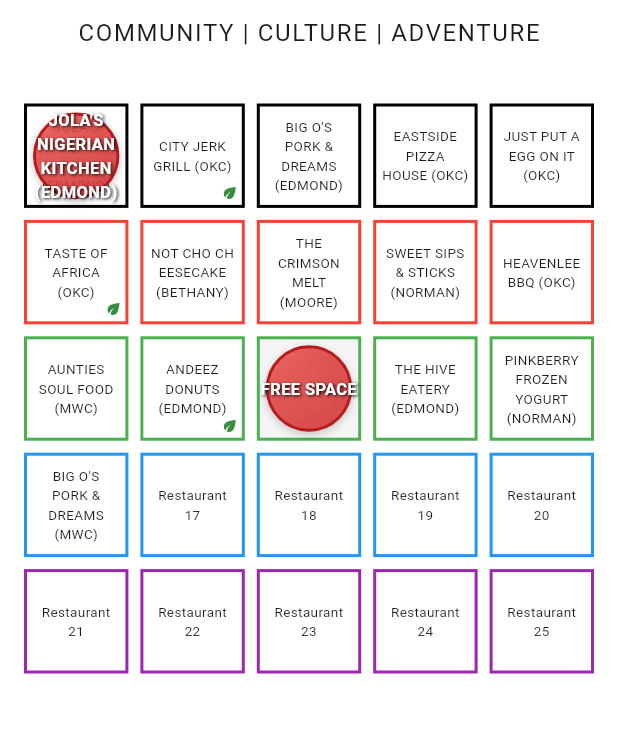
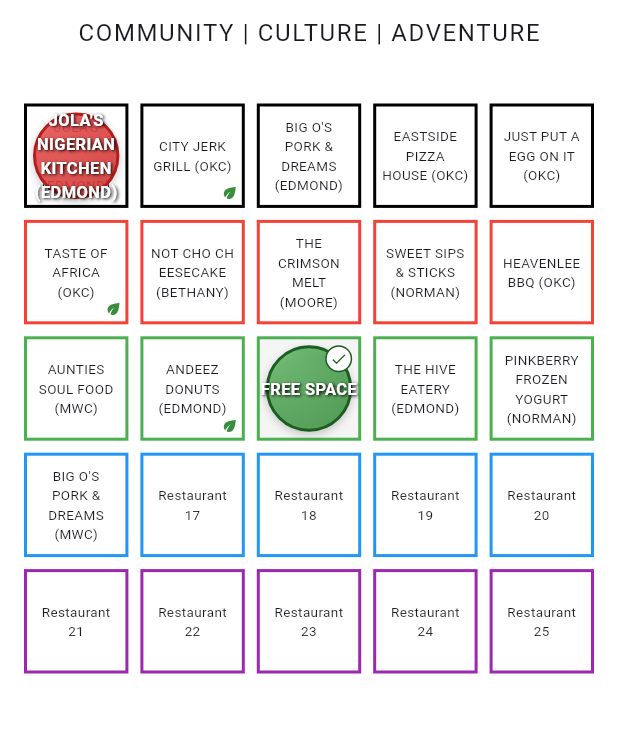
Before and after one commit to biggerthanfood/bingo, a Flutter app: the BingoCardScreen screen opened directly, after a tap on "JOLA'S NIGERIAN KITCHEN (EDMOND)", on a phone screen of 412 x 824 dp, the part 147-880 px from its top. Run offline on Flutter 3.47's test engine with Material 3 defaults, Android fonts, the phone set to English and light mode, and no system bars; our stand-ins replace camera, firebase_auth, firebase_core; missing offline and left inert: gal; accounts and stored records are empty; generated files the repository leaves out were written again.

Commit message:
Update bingo card behavior: red for clicked, green for checked-in

```diff
--- a/lib/screens/bingo_card_screen.dart
+++ b/lib/screens/bingo_card_screen.dart
@@ -132,7 +132,40 @@
   Widget _buildBingoMarker(int index) {
     bool isPartOfBingo = _state.getWinningLines().any((line) => line.contains(index));
     bool isBlackout = _state.checkedRestaurants.length == 25;
-    Color bingoColor = isBlackout ? Colors.black : (isPartOfBingo ? Colors.green : Colors.red);
+    bool isCheckedIn = _state.isCheckedIn(index);
+    bool isMarked = _state.isMarked(index);
+
+    // Determine the color based on the restaurant's status
+    Color bingoColor;
+    if (isBlackout) {
+      bingoColor = Colors.black;
+    } else if (isCheckedIn) {
+      bingoColor = Colors.green;
+    } else if (isMarked) {
+      bingoColor = Colors.red;
+    } else {
+      // Default color for unmarked spaces
+      return Container(
+        margin: const EdgeInsets.all(4),
+        decoration: BoxDecoration(
+          color: Colors.grey.shade200,
+          borderRadius: BorderRadius.circular(8),
+          border: Border.all(color: Colors.grey.shade400, width: 2),
+        ),
+        child: Center(
+          child: Text(
+            restaurants[index],
+            textAlign: TextAlign.center,
+            style: TextStyle(
+              color: Colors.grey.shade700,
+              fontSize: 11,
+              fontWeight: FontWeight.bold,
+            ),
+          ),
+        ),
+      );
+    }
+
     String restaurantName = restaurants[index];
 
     return Stack(
@@ -186,8 +219,8 @@
             ),
           ),
         ),
-        // Bingo indicator
-        if (isPartOfBingo && !isBlackout)
+        // Check-in indicator
+        if (isCheckedIn && !isBlackout)
           Positioned(
             top: 4,
             right: 4,
@@ -287,7 +320,7 @@
                               ),
                             ),
                           ),
-                          if (_state.isCheckedIn(index))
+                          if (_state.isMarked(index) || _state.isCheckedIn(index))
                             Positioned.fill(
                               child: _buildBingoMarker(index),
                             ),
--- a/lib/screens/checkin_screen.dart
+++ b/lib/screens/checkin_screen.dart
@@ -114,7 +114,7 @@
     final receiptAmount = double.parse(_receiptAmountController.text);
 
     setState(() {
-      _state.markRestaurant(restaurantIndex);
+      _state.checkInRestaurant(restaurantIndex);
 
       if (_state.checkForBingo()) {
         _showBingoAnimation();
--- a/lib/services/restaurant_state.dart
+++ b/lib/services/restaurant_state.dart
@@ -7,7 +7,8 @@
 
   RestaurantState._internal();
 
-  final Set<int> _checkedInRestaurants = {};
+  final Set<int> _checkedInRestaurants = {};  // Restaurants that were actually checked in
+  final Set<int> _markedRestaurants = {};     // Restaurants that were clicked on the card
   final Set<int> _permanentMarks = {};
   bool hasShownBingo = false;
   List<List<int>> winningLines = [];
@@ -15,15 +16,21 @@
   void markRestaurant(int index) {
     if (_permanentMarks.contains(index)) return;
 
-    if (_checkedInRestaurants.contains(index)) {
-      _checkedInRestaurants.remove(index);
+    if (_markedRestaurants.contains(index)) {
+      _markedRestaurants.remove(index);
     } else {
-      _checkedInRestaurants.add(index);
+      _markedRestaurants.add(index);
     }
+  }
+
+  void checkInRestaurant(int index) {
+    _checkedInRestaurants.add(index);
+    _markedRestaurants.add(index);
   }
 
   void permanentlyMarkRestaurant(int index) {
     _checkedInRestaurants.add(index);
+    _markedRestaurants.add(index);
     _permanentMarks.add(index);
   }
 
@@ -31,21 +38,25 @@
     return _checkedInRestaurants.contains(index);
   }
 
-  Set<int> get checkedRestaurants => Set.from(_checkedInRestaurants);
+  bool isMarked(int index) {
+    return _markedRestaurants.contains(index);
+  }
+
+  Set<int> get checkedRestaurants => Set.from(_markedRestaurants);
 
   bool checkForBingo() {
     List<List<int>> newWinningLines = [];
 
     for (int i = 0; i < 5; i++) {
       List<int> row = List.generate(5, (j) => i * 5 + j);
-      if (row.every((index) => _checkedInRestaurants.contains(index))) {
+      if (row.every((index) => _markedRestaurants.contains(index))) {
         newWinningLines.add(row);
       }
     }
 
     for (int i = 0; i < 5; i++) {
       List<int> column = List.generate(5, (j) => i + j * 5);
-      if (column.every((index) => _checkedInRestaurants.contains(index))) {
+      if (column.every((index) => _markedRestaurants.contains(index))) {
         newWinningLines.add(column);
       }
     }
@@ -53,10 +64,10 @@
     List<int> diagonal1 = List.generate(5, (i) => i * 6);
     List<int> diagonal2 = List.generate(5, (i) => (i + 1) * 4).take(5).toList();
 
-    if (diagonal1.every((index) => _checkedInRestaurants.contains(index))) {
+    if (diagonal1.every((index) => _markedRestaurants.contains(index))) {
       newWinningLines.add(diagonal1);
     }
-    if (diagonal2.every((index) => _checkedInRestaurants.contains(index))) {
+    if (diagonal2.every((index) => _markedRestaurants.contains(index))) {
       newWinningLines.add(diagonal2);
     }
 
```
